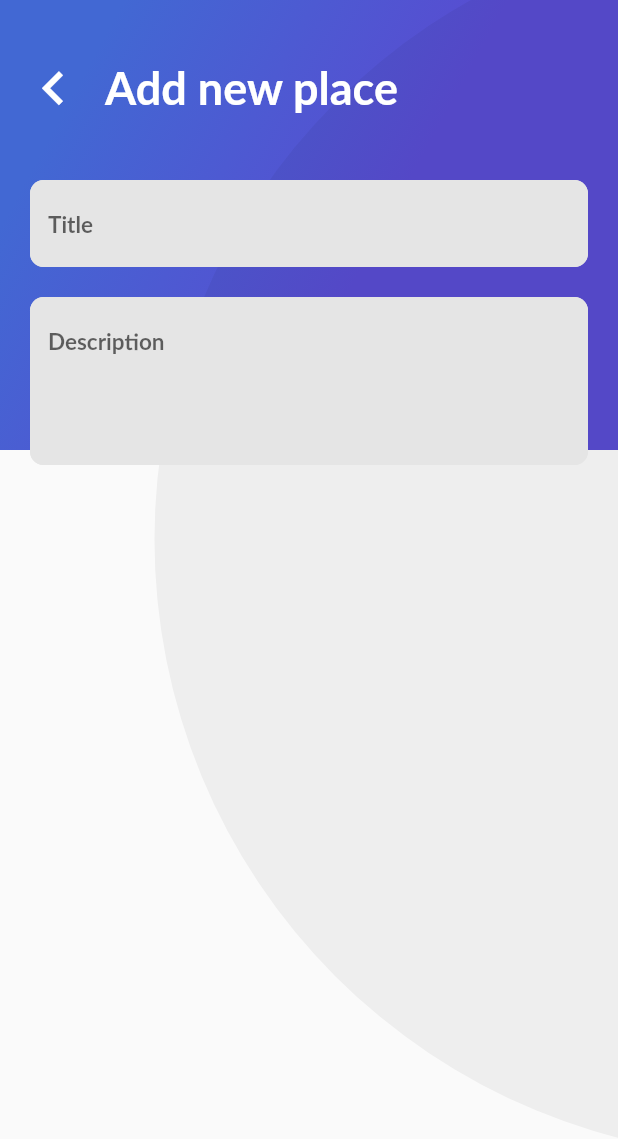
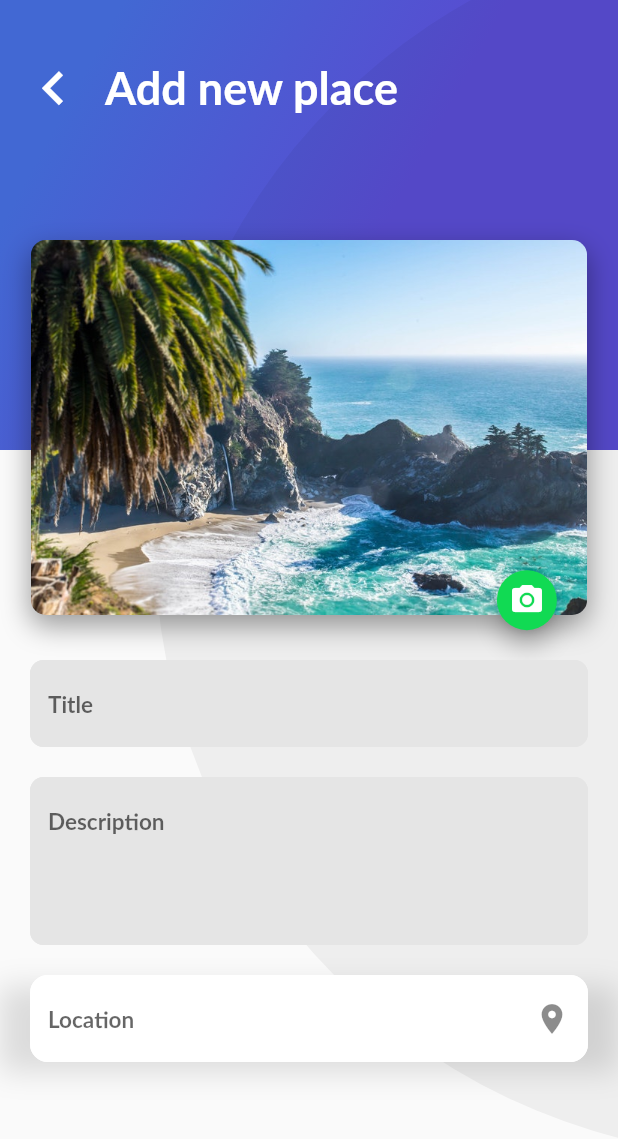
Before and after one commit to bryansrm/flutter-platzi-trips, a Flutter app: the AddPlaceScreen screen opened directly, on a phone screen of 412 x 824 dp. Shown: the top 1139 px of the screen. Run offline on Flutter 3.47's test engine with Material 2 defaults, Android fonts, the phone set to English and light mode, and no system bars; our stand-ins replace cloud_firestore, firebase_auth, google_sign_in; missing offline and left inert: generic_bloc_provider; accounts and stored records are empty; Roboto replaces fonts that are missing (Lato).

Commit message:
input location, ajuste floating button de los cardImage

```diff
--- a/lib/Place/ui/screens/add_place_screen.dart
+++ b/lib/Place/ui/screens/add_place_screen.dart
@@ -1,3 +1,5 @@
+import 'package:design_app_pz/Place/ui/widgets/card_image.dart';
+import 'package:design_app_pz/Place/ui/widgets/location_input.dart';
 import 'package:design_app_pz/widgets/text_input.dart';
 import 'package:design_app_pz/widgets/title_header.dart';
 import 'package:flutter/material.dart';
@@ -50,12 +52,21 @@ class _AddPlaceScreenState extends State<AddPlaceScreen> {
             ],
           ),
           Container(
-            margin: EdgeInsets.only(top: 120.0, bottom: 20.0),
+            margin: EdgeInsets.only(top: 80.0, bottom: 20.0),
             child: ListView(
               children: <Widget>[
-                Container(),
                 Container(
-                  margin: EdgeInsets.only(bottom: 20.0),
+                  alignment: Alignment.center,
+                  child: CardImage(
+                    pathImage: "assets/img/beach_palm.jpeg",//widget.image.path,
+                    iconData: Icons.camera_alt,
+                    width: MediaQuery.of(context).size.width * 0.9,
+                    height: 250,
+                    left: 0,
+                  ),
+                ),
+                Container(
+                  margin: EdgeInsets.only(top: 30.0, bottom: 20.0),
                   child: CustomTextInput(
                     controller: _controllerTitle,
                     hintText: "Title",
@@ -68,6 +79,13 @@ class _AddPlaceScreenState extends State<AddPlaceScreen> {
                     hintText: "Description",
                     inputType: TextInputType.multiline,
                     maxLines: 4,),
+                ),
+                Container(
+                  margin: EdgeInsets.only(bottom: 20.0),
+                  child: LocationInput(
+                    controller: _controllerDescription,
+                    hintText: "Location",
+                    iconData: Icons.location_on,),
                 )
               ],
             ),
--- a/lib/Place/ui/widgets/card_image.dart
+++ b/lib/Place/ui/widgets/card_image.dart
@@ -3,22 +3,32 @@ import 'package:design_app_pz/widgets/floating_action_button_green.dart';
 
 class  CardImage extends StatelessWidget {
 
-  String pathImage = "assets/img/beach.jpeg";
+  final double height;
+  final double width;
+  final double left;
+  // String pathImage = "assets/img/beach.jpeg";
+  final String pathImage;
+  final IconData iconData;
+  final VoidCallback onPressedIcon;
 
-  CardImage(this.pathImage);
+  CardImage({
+    Key key,
+    this.height = 350.0,
+    this.width = 250.0,
+    this.left = 20.0,
+    this.pathImage,
+    this.iconData,
+    this.onPressedIcon
+  }) : super(key: key);
 
   @override
   Widget build(BuildContext context) {
     // TODO: implement build
 
     final card = Container(
-      height: 350.0,
-      width: 250.0,
-      margin: EdgeInsets.only(
-        top: 80.0,
-        left: 20.0
-
-      ),
+      height: height,
+      width: width,
+      margin: EdgeInsets.only(top: 80.0, left: left),
 
       decoration: BoxDecoration(
         image: DecorationImage(
@@ -42,7 +52,10 @@ class  CardImage extends StatelessWidget {
       alignment: Alignment(0.9,1.1),
       children: <Widget>[
         card,
-        FloatingActionButtonGreen()
+        FloatingActionButtonGreen(
+          iconData: iconData,
+          onPressed: onPressedIcon,
+        )
       ],
     );
   }
--- a/lib/Place/ui/widgets/card_image_list.dart
+++ b/lib/Place/ui/widgets/card_image_list.dart
@@ -12,11 +12,11 @@ class CardImageList extends StatelessWidget {
         padding: EdgeInsets.all(25.0),
         scrollDirection: Axis.horizontal,
         children: <Widget>[
-          CardImage("assets/img/beach_palm.jpeg"),
-          CardImage("assets/img/mountain.jpeg"),
-          CardImage("assets/img/mountain_stars.jpeg"),
-          CardImage("assets/img/river.jpeg"),
-          CardImage("assets/img/sunset.jpeg"),
+          CardImage(pathImage: "assets/img/beach_palm.jpeg", iconData: Icons.favorite_border,),
+          CardImage(pathImage: "assets/img/mountain.jpeg", iconData: Icons.favorite_border),
+          CardImage(pathImage: "assets/img/mountain_stars.jpeg", iconData: Icons.favorite_border),
+          CardImage(pathImage: "assets/img/river.jpeg", iconData: Icons.favorite_border),
+          CardImage(pathImage: "assets/img/sunset.jpeg", iconData: Icons.favorite_border),
         ],
       ),
     );
--- /dev/null
+++ b/lib/Place/ui/widgets/location_input.dart
@@ -0,0 +1,50 @@
+import 'package:flutter/material.dart';
+
+class LocationInput extends StatelessWidget {
+
+  final String hintText;
+  final TextEditingController controller;
+  final IconData iconData;
+
+  const LocationInput({Key key, this.hintText, this.controller, this.iconData}) : super(key: key);
+
+  @override
+  Widget build(BuildContext context) {
+    return Container(
+      padding: EdgeInsets.symmetric(horizontal: 20.0),
+      child: TextField(
+        controller: controller,
+        style: TextStyle(
+          fontSize: 15.0,
+          fontFamily: "Lato",
+          color: Colors.blueGrey,
+          fontWeight: FontWeight.bold,
+        ),
+        decoration: InputDecoration(
+          filled: true,
+          fillColor: Color(0xFFFFFFFF),
+          border: InputBorder.none,
+          hintText: hintText,
+          suffixIcon: Icon( iconData ),
+          enabledBorder: OutlineInputBorder(
+            borderSide: BorderSide(color: Color(0xFFFFFFFF)),
+            borderRadius: BorderRadius.all(Radius.circular(12.0))
+          ),
+          focusedBorder: OutlineInputBorder(
+            borderSide: BorderSide(color: Color(0xFFFFFFFF)),
+            borderRadius: BorderRadius.all(Radius.circular(12.0))
+          )
+        ),
+      ),
+      decoration: BoxDecoration(
+        boxShadow: <BoxShadow>[
+          BoxShadow(
+            color: Colors.black12,
+            blurRadius: 15.0,
+            offset: Offset(0.0, 7.0)
+          )
+        ]
+      ),
+    );
+  }
+}
--- a/lib/widgets/floating_action_button_green.dart
+++ b/lib/widgets/floating_action_button_green.dart
@@ -1,14 +1,18 @@
 import 'package:flutter/material.dart';
 
 class FloatingActionButtonGreen extends StatefulWidget {
+
+  final IconData iconData;
+  final VoidCallback onPressed;
+
+  FloatingActionButtonGreen({Key key, this.iconData, this.onPressed}) : super(key: key);
+
   @override
   State<StatefulWidget> createState() {
     // TODO: implement createState
     return _FloatingActionButtonGreen();
   }
-
 }
-
 
 class _FloatingActionButtonGreen extends State<FloatingActionButtonGreen> {
 
@@ -18,7 +22,6 @@ class _FloatingActionButtonGreen extends State<FloatingActionButtonGreen> {
           content: Text("Agregaste a tus Favoritos"),
         )
     );
-
   }
 
   @override
@@ -28,10 +31,8 @@ class _FloatingActionButtonGreen extends State<FloatingActionButtonGreen> {
       backgroundColor: Color(0xFF11DA53),
       mini: true,
       tooltip: "Fav",
-      onPressed: onPressedFav,
-      child: Icon(
-        Icons.favorite_border
-      ),
+      onPressed: widget.onPressed,
+      child: Icon( widget.iconData ),
       heroTag: null,
     );
   }
```
